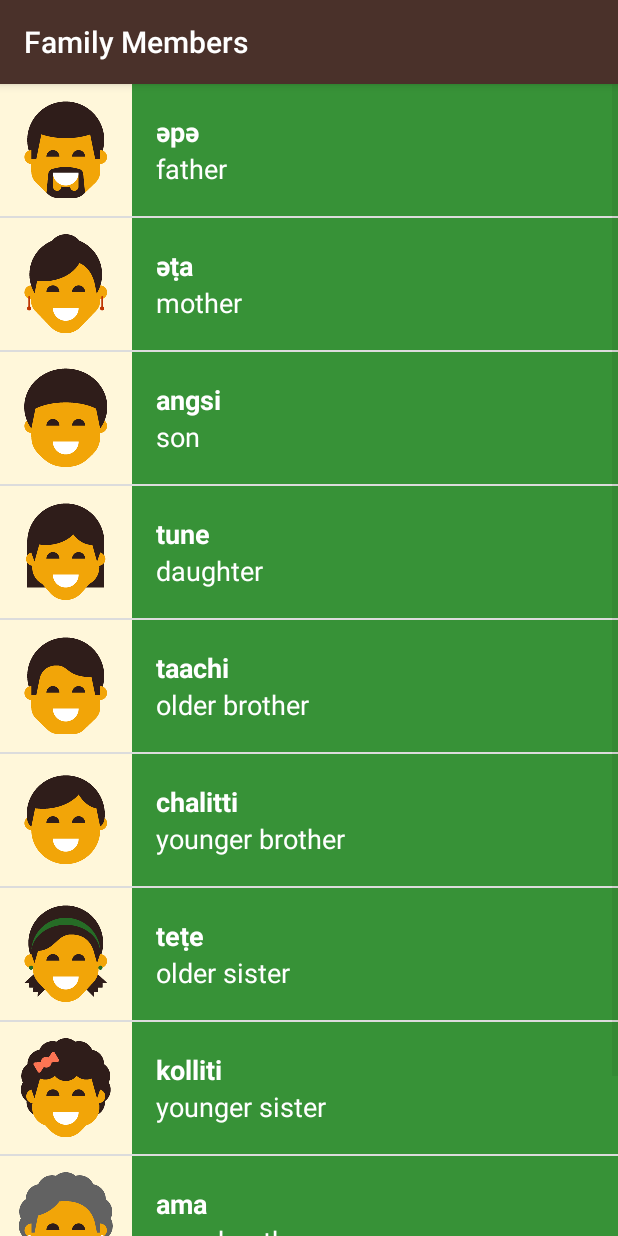
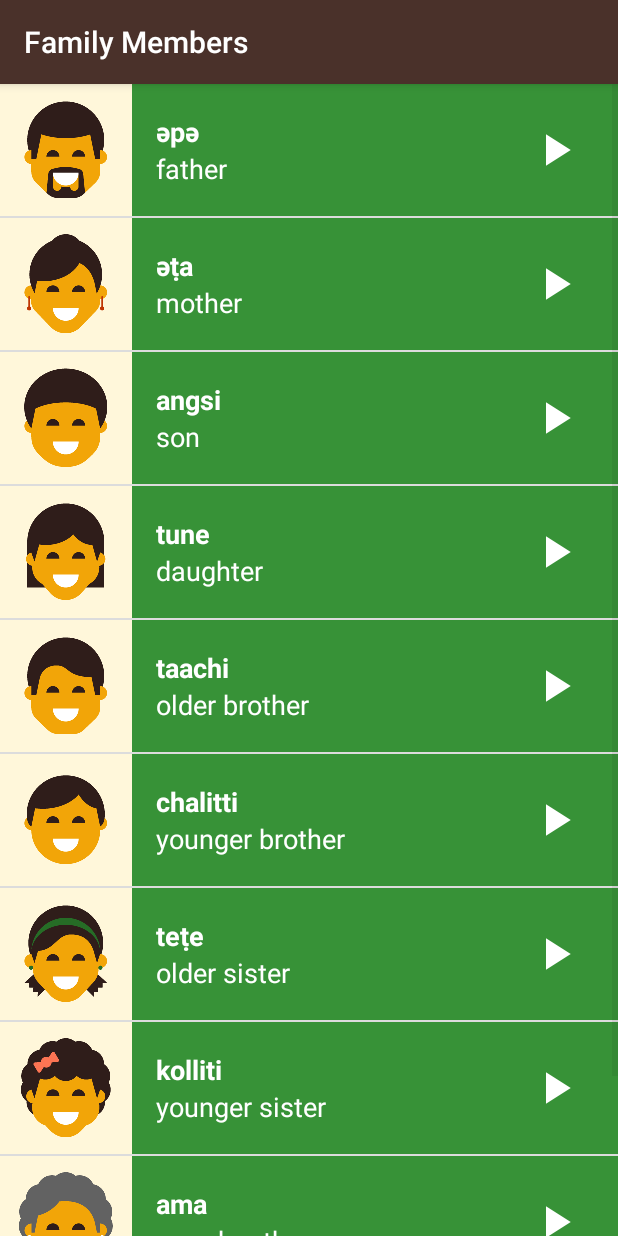
Before and after one commit to alviksar/Miwok, an Android app: the FamilyActivity screen opened directly, with no data from a screen before it, on a phone screen of 412 x 824 dp. Run offline under Robolectric (Android 15) with nearby library versions, the phone set to English and light mode, and no system bars.

Commit message:
Add play icon

```diff
--- a/app/src/main/java/com/example/android/miwok/WordAdapter.java
+++ b/app/src/main/java/com/example/android/miwok/WordAdapter.java
@@ -51,15 +51,15 @@
                     R.layout.list_item, parent, false);
 
             int color = ContextCompat.getColor(getContext(), mBackgroundColor);
-            listItemView.findViewById(R.id.text_layout).setBackgroundColor(color);
+            listItemView.findViewById(R.id.text_container).setBackgroundColor(color);
 
         }
         // Get the object located at this position in the list
         Word currentWord = getItem(position);
 
         // Find TextView in the list_item.xml layout
-        TextView miwokWordView = (TextView) listItemView.findViewById(R.id.miwok_word_view);
-        TextView defaultWordView = (TextView) listItemView.findViewById(R.id.default_word_view);
+        TextView miwokWordView = (TextView) listItemView.findViewById(R.id.miwok_text_view);
+        TextView defaultWordView = (TextView) listItemView.findViewById(R.id.default_text_view);
 
         // Set text on the TextView
         miwokWordView.setText(currentWord.getMiwokWord());
--- a/app/src/main/res/layout/list_item.xml
+++ b/app/src/main/res/layout/list_item.xml
@@ -14,30 +14,34 @@
      limitations under the License.
 -->
 <!-- Layout for a single list item -->
-<LinearLayout xmlns:android="http://schemas.android.com/apk/res/android"
+<RelativeLayout
+    xmlns:android="http://schemas.android.com/apk/res/android"
     xmlns:tools="http://schemas.android.com/tools"
     android:layout_width="match_parent"
-    android:layout_height="wrap_content"
+    android:layout_height="@dimen/list_item_height"
     android:background="@color/tan_background"
-    android:minHeight="@dimen/list_item_height"
-    android:orientation="horizontal">
+    android:minHeight="@dimen/list_item_height">
 
     <ImageView
         android:id="@+id/image4word"
         android:layout_width="@dimen/list_item_height"
         android:layout_height="@dimen/list_item_height" />
 
-    <LinearLayout
-        android:id="@+id/text_layout"
+    <RelativeLayout
+        android:id="@+id/text_container"
         android:layout_width="match_parent"
-        android:layout_height="match_parent"
+        android:layout_height="@dimen/list_item_height"
+        android:layout_alignParentBottom="true"
+        android:layout_alignParentRight="true"
+        android:layout_alignParentTop="true"
+        android:layout_toRightOf="@id/image4word"
         android:orientation="vertical"
         android:paddingLeft="16dp">
 
         <TextView
-            android:id="@+id/miwok_word_view"
+            android:id="@+id/miwok_text_view"
             android:layout_width="match_parent"
-            android:layout_height="0dp"
+            android:layout_height="44dp"
             android:layout_weight="1"
             android:gravity="bottom"
             android:textAppearance="?android:textAppearanceMedium"
@@ -46,13 +50,22 @@
             tools:text="lutti" />
 
         <TextView
-            android:id="@+id/default_word_view"
+            android:id="@+id/default_text_view"
             android:layout_width="match_parent"
-            android:layout_height="0dp"
+            android:layout_height="44dp"
+            android:layout_below="@id/miwok_text_view"
             android:layout_weight="1"
             android:gravity="top"
             android:textAppearance="?android:textAppearanceMedium"
             android:textColor="@android:color/white"
             tools:text="one" />
-    </LinearLayout>
-</LinearLayout>
+
+        <ImageView
+            android:layout_width="36dp"
+            android:layout_height="36dp"
+            android:layout_alignParentRight="true"
+            android:layout_centerVertical="true"
+            android:layout_marginRight="24dp"
+            android:src="@drawable/ic_play_arrow_white_36dp" />
+    </RelativeLayout>
+</RelativeLayout>
```
Also changed, not shown: app/src/main/res/drawable-hdpi/ic_play_arrow_black_24dp.png (added), app/src/main/res/drawable-hdpi/ic_play_arrow_black_36dp.png (added), app/src/main/res/drawable-hdpi/ic_play_arrow_white_36dp.png (added), app/src/main/res/drawable-mdpi/ic_play_arrow_black_24dp.png (added), app/src/main/res/drawable-mdpi/ic_play_arrow_black_36dp.png (added), app/src/main/res/drawable-mdpi/ic_play_arrow_white_36dp.png (added), app/src/main/res/drawable-xhdpi/ic_play_arrow_black_24dp.png (added), app/src/main/res/drawable-xhdpi/ic_play_arrow_black_36dp.png (added), app/src/main/res/drawable-xhdpi/ic_play_arrow_white_36dp.png (added), app/src/main/res/drawable-xxhdpi/ic_play_arrow_black_24dp.png (added), app/src/main/res/drawable-xxhdpi/ic_play_arrow_black_36dp.png (added), app/src/main/res/drawable-xxhdpi/ic_play_arrow_white_36dp.png (added), app/src/main/res/drawable-xxxhdpi/ic_play_arrow_black_24dp.png (added), app/src/main/res/drawable-xxxhdpi/ic_play_arrow_black_36dp.png (added), 1 more files.
